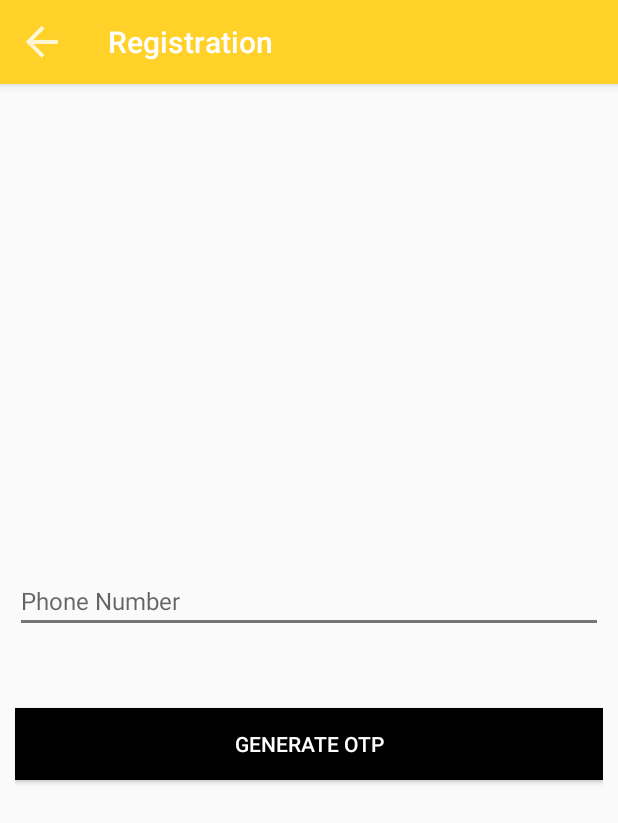
After one commit to onkar-c/CabWay, an Android app: the RegistrationActivity screen opened directly, with no data from a screen before it, on a phone screen of 412 x 824 dp. The commit adds this screen. Shown: the top 823 px of the screen. Run offline under Robolectric (Android 15) with nearby library versions, the phone set to English and light mode, and no system bars; our stand-ins replace ButterKnife.

Commit message:
updated registration ui with validations, added exit dialogue.

```diff
--- a/app/src/main/AndroidManifest.xml
+++ b/app/src/main/AndroidManifest.xml
@@ -37,7 +37,8 @@
             android:label="@string/forgot_password"
             android:screenOrientation="portrait" />
         <activity
-            android:name=".ui.activities.OTPActivity"
+            android:name=".ui.activities.RegistrationActivity"
+            android:label="@string/registration"
             android:screenOrientation="portrait" />
     </application>
 
--- /dev/null
+++ b/app/src/main/java/com/example/cabway/Utils/AppConstants.java
@@ -0,0 +1,6 @@
+package com.example.cabway.Utils;
+
+public class AppConstants {
+
+    public static final int OTP_LENGTH = 4;
+}
--- /dev/null
+++ b/app/src/main/java/com/example/cabway/ui/Interfaces/RegistrationInterface.java
@@ -0,0 +1,8 @@
+package com.example.cabway.ui.Interfaces;
+
+public interface RegistrationInterface {
+
+    void verifyOtp(String enteredOtp);
+
+    void requestOtp();
+}
--- a/app/src/main/java/com/example/cabway/ui/activities/ForgotPasswordActivity.java
+++ b/app/src/main/java/com/example/cabway/ui/activities/ForgotPasswordActivity.java
@@ -12,7 +12,7 @@ import butterknife.OnClick;
 
 public class ForgotPasswordActivity extends BaseActivity {
 
-    @BindView(R.id.phone_or_email)
+    @BindView(R.id.phone)
     EditText etUserName;
 
     @Override
--- /dev/null
+++ b/app/src/main/java/com/example/cabway/ui/activities/RegistrationActivity.java
@@ -0,0 +1,138 @@
+package com.example.cabway.ui.activities;
+
+import android.os.Bundle;
+import android.text.InputType;
+import android.view.View;
+import android.widget.Button;
+import android.widget.EditText;
+import android.widget.RadioButton;
+import android.widget.RadioGroup;
+import android.widget.Toast;
+
+import com.example.cabway.R;
+import com.example.cabway.Utils.TextValidationUtils;
+import com.example.cabway.ui.Interfaces.RegistrationInterface;
+import com.example.cabway.ui.dialogs.DialogOtp;
+
+import butterknife.BindView;
+import butterknife.ButterKnife;
+import butterknife.OnCheckedChanged;
+import butterknife.OnClick;
+
+
+public class RegistrationActivity extends BaseActivity implements RegistrationInterface {
+
+    @BindView(R.id.first_name)
+    EditText etFirstName;
+
+    @BindView(R.id.last_name)
+    EditText etLastName;
+
+    @BindView(R.id.phone)
+    EditText etPhone;
+
+    @BindView(R.id.password)
+    EditText etPassword;
+
+    @BindView(R.id.confirm_password)
+    EditText etConfirmPassword;
+
+    @BindView(R.id.generate_otp)
+    Button bGenerateOtp;
+
+    @BindView(R.id.submit)
+    Button  bSubmit;
+
+    @BindView(R.id.type)
+    RadioGroup type;
+
+    private DialogOtp dialogOtp;
+    private String mMobileNumber;
+    private String userType;
+
+    @Override
+    protected void onCreate(Bundle savedInstanceState) {
+        super.onCreate(savedInstanceState);
+        setContentView(R.layout.activity_registration);
+        setUpActionBar();
+        ButterKnife.bind(this);
+        dialogOtp = new DialogOtp(this);
+    }
+
+    @OnCheckedChanged({R.id.agency, R.id.driver})
+    void onLoginTypeSelected(RadioButton button, boolean checked) {
+        if(checked)
+            userType = button.getText().toString();
+    }
+    @OnClick(R.id.generate_otp)
+    void generateOtp() {
+        requestOtp();
+    }
+
+    @OnClick(R.id.submit)
+    void submitInfo() {
+        if(validateAllFields())
+            Toast.makeText(this,""+mMobileNumber +" " +userType,Toast.LENGTH_SHORT).show();
+            onBackPressed();
+    }
+
+    @Override
+    public void verifyOtp(String enteredOtp) {
+        if(enteredOtp.equals("1234")) {
+            dialogOtp.otpVerificationSuccess();
+            setUiForOtpSuccess();
+        } else
+            dialogOtp.otpVerificationFailed();
+    }
+
+    @Override
+    public void requestOtp() {
+        mMobileNumber = etPhone.getText().toString().trim();
+        if(TextValidationUtils.validateMobileNumber(mMobileNumber)){
+            Toast.makeText(this,R.string.otp_sent,Toast.LENGTH_SHORT).show();
+            if(!dialogOtp.isShowing())
+            dialogOtp.showCustomDialogVerifyMobile(mMobileNumber);
+        }else
+        Toast.makeText(this,R.string.mobile_length_message,Toast.LENGTH_SHORT).show();
+
+    }
+
+
+
+    private void setUiForOtpSuccess(){
+        etFirstName.setVisibility(View.VISIBLE);
+        etLastName.setVisibility(View.VISIBLE);
+        etPassword.setVisibility(View.VISIBLE);
+        etConfirmPassword.setVisibility(View.VISIBLE);
+        bSubmit.setVisibility(View.VISIBLE);
+        type.setVisibility(View.VISIBLE);
+        etPhone.setInputType(InputType.TYPE_NULL);
+        etPhone.setKeyListener(null);
+        bGenerateOtp.setVisibility(View.GONE);
+    }
+
+    private boolean validateAllFields(){
+        if(TextValidationUtils.isEmpty(etFirstName.getText().toString())){
+            showMandatoryError(R.string.first_name);
+            return false;
+        }else if(TextValidationUtils.isEmpty(etLastName.getText().toString())){
+            showMandatoryError(R.string.last_name);
+            return false;
+        }else if(TextValidationUtils.isEmpty(etPassword.getText().toString())){
+            showMandatoryError(R.string.password);
+            return false;
+        }else if(TextValidationUtils.isEmpty(etConfirmPassword.getText().toString())){
+            showMandatoryError(R.string.confirm_password);
+            return false;
+        } else if(!etPassword.getText().toString().equals(etConfirmPassword.getText().toString())){
+            Toast.makeText(this,R.string.password_mismatch_message,Toast.LENGTH_SHORT).show();
+            return false;
+        } else
+            return true;
+    }
+
+    private void showMandatoryError(int field){
+        String message = String.format(getResources().getString(R.string.mandatory_messages), getResources().getString(field));
+        Toast.makeText(this,message,Toast.LENGTH_SHORT).show();
+    }
+}
--- /dev/null
+++ b/app/src/main/res/layout/activity_registration.xml
@@ -0,0 +1,118 @@
+<?xml version="1.0" encoding="utf-8"?>
+<LinearLayout xmlns:android="http://schemas.android.com/apk/res/android"
+    xmlns:tools="http://schemas.android.com/tools"
+    android:layout_width="match_parent"
+    android:layout_height="match_parent"
+    android:gravity="center"
+    android:orientation="vertical"
+    android:paddingStart="10dp"
+    android:paddingEnd="10dp"
+    tools:context=".ui.activities.RegistrationActivity">
+
+    <RadioGroup
+        android:id="@+id/type"
+        android:layout_width="match_parent"
+        android:layout_height="wrap_content"
+        android:orientation="horizontal"
+        android:weightSum="2"
+        android:visibility="gone">
+        <RadioButton
+            android:id="@+id/driver"
+            android:layout_width="0dp"
+            android:layout_height="wrap_content"
+            android:layout_weight="1"
+            android:text="@string/driver"
+            android:checked="true"
+            android:textSize="16sp" />
+
+        <RadioButton
+            android:id="@+id/agency"
+            android:layout_width="0dp"
+            android:layout_height="wrap_content"
+            android:layout_weight="1"
+            android:text="@string/agency"
+            android:textSize="16sp" />
+
+
+    </RadioGroup>
+
+    <EditText
+        android:id="@+id/first_name"
+        android:layout_width="match_parent"
+        android:layout_height="wrap_content"
+        android:layout_marginTop="20dp"
+        android:hint="@string/first_name"
+        android:inputType="text"
+        android:maxLines="1"
+        android:textSize="16sp"
+        tools:ignore="Autofill"
+        android:visibility="gone"/>
+
+    <EditText
+        android:id="@+id/last_name"
+        android:layout_width="match_parent"
+        android:layout_height="wrap_content"
+        android:layout_marginTop="20dp"
+        android:hint="@string/last_name"
+        android:inputType="text"
+        android:maxLines="1"
+        android:textSize="16sp"
+        tools:ignore="Autofill"
+        android:visibility="gone"/>
+
+    <EditText
+        android:id="@+id/phone"
+        android:layout_width="match_parent"
+        android:layout_height="wrap_content"
+        android:layout_marginTop="20dp"
+        android:hint="@string/login_phone"
+        android:inputType="phone|number"
+        android:digits="0123456789"
+        android:maxLines="1"
+        android:maxLength="10"
+        android:textSize="16sp"
+        tools:ignore="Autofill" />
+
+    <EditText
+        android:id="@+id/password"
+        android:layout_width="match_parent"
+        android:layout_height="wrap_content"
+        android:layout_marginTop="20dp"
+        android:hint="@string/password"
+        android:inputType="textPassword"
+        android:maxLines="1"
+        android:textSize="16sp"
+        tools:ignore="Autofill"
+        android:visibility="gone"/>
+
+    <EditText
+        android:id="@+id/confirm_password"
+        android:layout_width="match_parent"
+        android:layout_height="wrap_content"
+        android:layout_marginTop="20dp"
+        android:hint="@string/confirm_password"
+        android:inputType="textPassword"
+        android:maxLines="1"
+        android:textSize="16sp"
+        tools:ignore="Autofill"
+        android:visibility="gone"/>
+
+    <Button
+        android:id="@+id/generate_otp"
+        android:layout_width="match_parent"
+        android:layout_height="wrap_content"
+        android:layout_marginTop="50dp"
+        android:background="@android:color/black"
+        android:text="@string/generate_otp"
+        android:textColor="@android:color/white" />
+
+    <Button
+        android:id="@+id/submit"
+        android:layout_width="match_parent"
+        android:layout_height="wrap_content"
+        android:layout_marginTop="50dp"
+        android:background="@android:color/black"
+        android:text="@string/submit"
+        android:textColor="@android:color/white"
+        android:visibility="gone"/>
+</LinearLayout>
--- a/app/src/main/res/values/strings.xml
+++ b/app/src/main/res/values/strings.xml
@@ -7,8 +7,9 @@
 
 
     //Ui text
-    <string name="login_phone_email">Phone Number/Email</string>
+    <string name="login_phone">Phone Number</string>
     <string name="password">Password</string>
+    <string name="confirm_password">Confirm Password</string>
     <string name="ui_login">LOGIN</string>
     <string name="reset_password">RESET PASSWORD</string>
     <string name="ui_forgot_password">Forgot password ?</string>
@@ -17,15 +18,27 @@
     <string name="driver">Driver</string>
     <string name="forgot_password_message">Don\'t worry! Just enter your phone number and we will send you the password reset instruction </string>
     <string name="otp_text">Please enter the One Time Password (OTP) sent to your mobile number. *</string>
-    <string name="waiting_for_code">Waiting for OTP.</string>
     <string name="not_received_your_code">Not received your OTP?</string>
     <string name="submit">Submit</string>
     <string name="resend_code">Resend OTP</string>
+    <string name="generate_otp">Generate OTP</string>
     <string name="otp">OTP</string>
-    <string name="timer">30</string>
+    <string name="first_name">First Name</string>
+    <string name="last_name">Last Name</string>
+    <string name="email">Email</string>
+    <string name="otp_sent">OTP sent to your mobile number.</string>
+    <string name="otp_length_message">Please enter 4 digit OTP.</string>
+    <string name="otp_verification_success_message">OTP verified successfully.</string>
+    <string name="otp_verification_failed_message">Please Enter Valid OTP</string>
+    <string name="mobile_length_message">Please enter valid 10 digit mobile number.</string>
+    <string name="password_mismatch_message">Both password should match.</string>
+    <string name="mandatory_messages">Please Enter %1$s.</string>
+    <string name="registration_success">User Registered Successfully.</string>
+
     // Screen Labels
     <string name="login">Login</string>
     <string name="forgot_password">Forgot Password</string>
+    <string name="registration">Registration</string>
 
 
 </resources>
--- a/app/src/main/res/values/styles.xml
+++ b/app/src/main/res/values/styles.xml
@@ -9,6 +9,7 @@
     </style>
 
     <style name="SplashTheme" parent="Theme.AppCompat.NoActionBar">
+        <item name="android:windowBackground">@drawable/splash_screen_image</item>
     </style>
 
 </resources>
```
Also changed, not shown: app/src/main/java/com/example/cabway/Utils/DialogUtils.java (added, +16 -0 lines), app/src/main/java/com/example/cabway/Utils/TextValidationUtils.java (added, +12 -0 lines), app/src/main/java/com/example/cabway/ui/activities/BaseActivity.java (+6 -1 lines), app/src/main/java/com/example/cabway/ui/activities/LoginActivity.java (+4 -4 lines), app/src/main/java/com/example/cabway/ui/activities/OTPActivity.java (deleted, +0 -23 lines), app/src/main/java/com/example/cabway/ui/activities/SplashScreenActivity.java (+3 -4 lines), app/src/main/java/com/example/cabway/ui/dialogs/DialogOtp.java (+23 -72 lines), app/src/main/res/layout/activity_forgot_password.xml (+4 -3 lines), app/src/main/res/layout/activity_login.xml (+4 -3 lines), app/src/main/res/layout/activity_otp.xml (deleted, +0 -8 lines), app/src/main/res/layout/dialog_verify_mobile.xml (+3 -26 lines).
